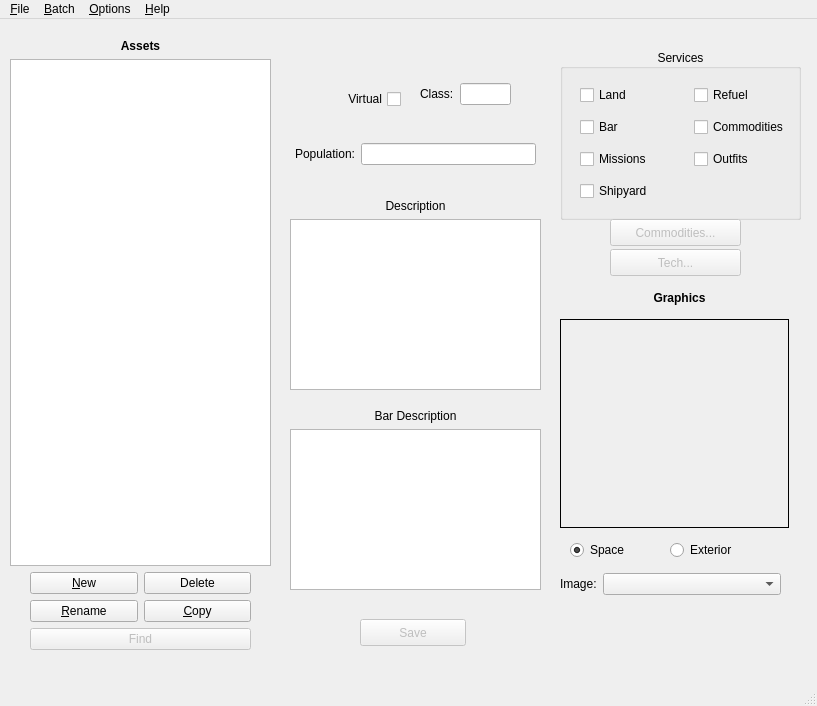
Before: the Qt Designer form src/asset.ui in Cypher3c/pyTHANE, drawn with Qt 5.
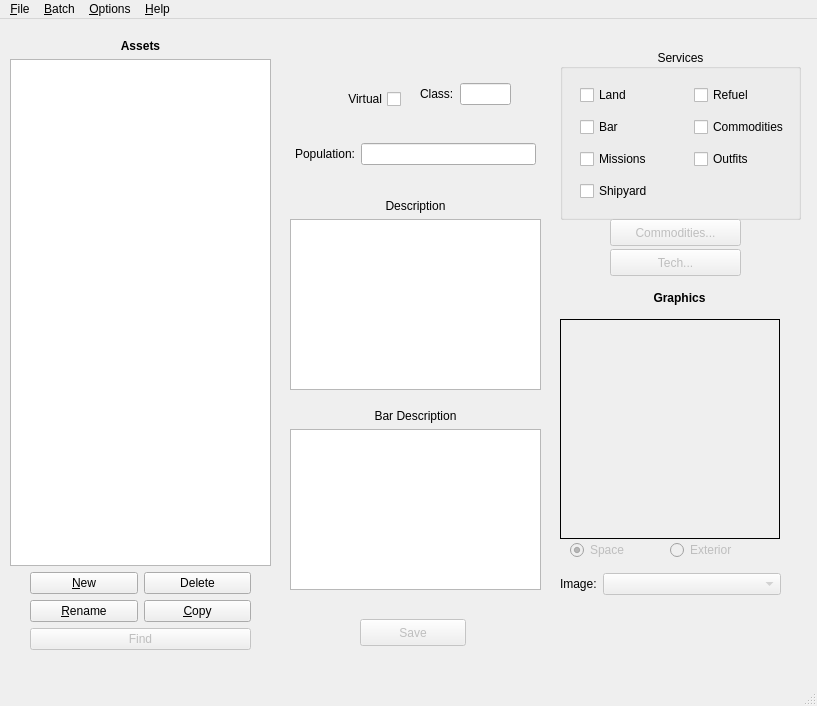
After: the same form once the commit is applied.

Diff of the .ui file:
```diff
--- a/src/asset.ui
+++ b/src/asset.ui
@@ -416,7 +416,7 @@
    </widget>
    <widget class="QRadioButton" name="spaceRadio">
     <property name="enabled">
-     <bool>true</bool>
+     <bool>false</bool>
     </property>
     <property name="geometry">
      <rect>
@@ -434,6 +434,9 @@
     </property>
    </widget>
    <widget class="QRadioButton" name="exteriorRadio">
+    <property name="enabled">
+     <bool>false</bool>
+    </property>
     <property name="geometry">
      <rect>
       <x>670</x>
@@ -480,6 +483,9 @@
     <layout class="QGridLayout" name="gridLayout_5">
      <item row="0" column="2">
       <widget class="QComboBox" name="gfxCombo">
+       <property name="enabled">
+        <bool>false</bool>
+       </property>
        <property name="sizePolicy">
         <sizepolicy hsizetype="MinimumExpanding" vsizetype="Fixed">
          <horstretch>0</horstretch>
@@ -502,8 +508,8 @@
      <rect>
       <x>560</x>
       <y>300</y>
-      <width>229</width>
-      <height>209</height>
+      <width>220</width>
+      <height>220</height>
      </rect>
     </property>
     <property name="sizePolicy">
```
